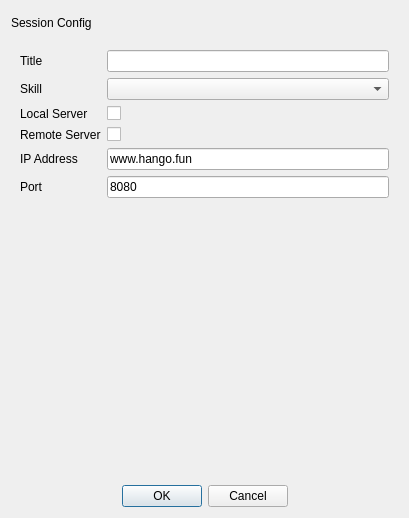
This is src/home_page/NewSessionDialog.ui in hanjingo/rag-qt as Qt 5 draws it before an edit. The edited form follows.
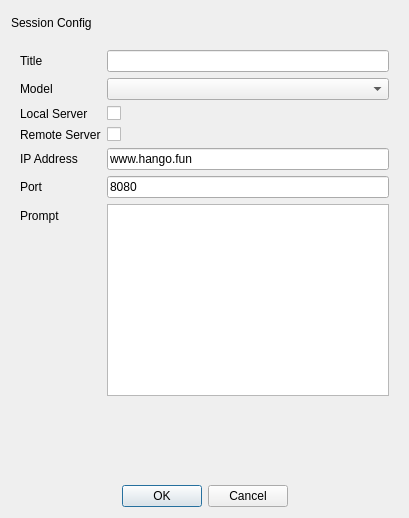
This is the edited form.

What changed in the file:
```diff
--- a/src/home_page/NewSessionDialog.ui
+++ b/src/home_page/NewSessionDialog.ui
@@ -74,7 +74,7 @@
          </font>
         </property>
         <property name="text">
-         <string>Skill</string>
+         <string>Model</string>
         </property>
        </widget>
       </item>
@@ -186,9 +186,32 @@
         </property>
        </widget>
       </item>
+      <item row="6" column="1">
+       <widget class="QTextEdit" name="editPrompt"/>
+      </item>
+      <item row="6" column="0">
+       <widget class="QLabel" name="lblPrompt">
+        <property name="text">
+         <string>Prompt</string>
+        </property>
+       </widget>
+      </item>
      </layout>
     </widget>
    </item>
+   <item>
+    <spacer name="verticalSpacer">
+     <property name="orientation">
+      <enum>Qt::Orientation::Vertical</enum>
+     </property>
+     <property name="sizeHint" stdset="0">
+      <size>
+       <width>20</width>
+       <height>40</height>
+      </size>
+     </property>
+    </spacer>
+   </item>
    <item>
     <widget class="QDialogButtonBox" name="btnBoxConfirm">
      <property name="locale">
```
Left out of the diff: 14 changed lines with no effect on the pictures.
